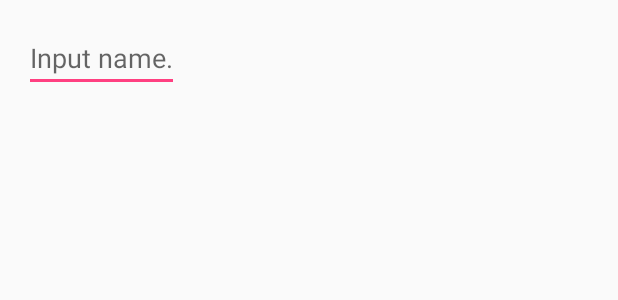
After one commit to 4503104/people_slots, an Android app: the layout dialog_name_input.xml on its own in the app's theme, with its tools: preview values and no code run, on a phone screen of 412 x 824 dp. The commit adds this screen. Shown: the top 300 px of the screen. Run offline under Robolectric (Android 15) with nearby library versions, the phone set to English and light mode, and no system bars.

Commit message:
名前の手入力機能を追加

```diff
--- /dev/null
+++ b/app/src/main/res/layout/dialog_name_input.xml
@@ -0,0 +1,14 @@
+<?xml version="1.0" encoding="utf-8"?>
+<FrameLayout xmlns:android="http://schemas.android.com/apk/res/android"
+    android:layout_width="wrap_content"
+    android:layout_height="wrap_content">
+
+    <EditText
+        android:id="@+id/name_input"
+        android:layout_width="match_parent"
+        android:layout_height="wrap_content"
+        android:layout_margin="@dimen/name_input_margin"
+        android:hint="@string/hint_name_input"
+        android:inputType="text" />
+
+</FrameLayout>
--- a/app/src/main/res/values/dimens.xml
+++ b/app/src/main/res/values/dimens.xml
@@ -1,5 +1,5 @@
 <resources>
-    <!-- Default screen margins, per the Android Design guidelines. -->
+
     <dimen name="activity_horizontal_margin">16dp</dimen>
     <dimen name="activity_vertical_margin">16dp</dimen>
 
@@ -12,4 +12,6 @@
     <dimen name="slot_item_face">96dp</dimen>
     <dimen name="slot_button_width">128dp</dimen>
 
+    <dimen name="name_input_margin">16dp</dimen>
+
 </resources>
--- a/app/src/main/res/values/strings.xml
+++ b/app/src/main/res/values/strings.xml
@@ -33,6 +33,8 @@
         <item>@string/input_method_manual</item>
     </string-array>
 
+    <string name="hint_name_input">Input name.</string>
+
     <string name="request_roster">Prepare the roster.</string>
 
     <string name="face">face</string>
```
Also changed, not shown: app/src/main/java/jp/gr/java_conf/shygoo/people_slots/activity/MainActivity.java (+13 -4 lines), app/src/main/java/jp/gr/java_conf/shygoo/people_slots/fragment/dialog/NameInputDialogFragment.java (added, +105 -0 lines), 1 other file.
